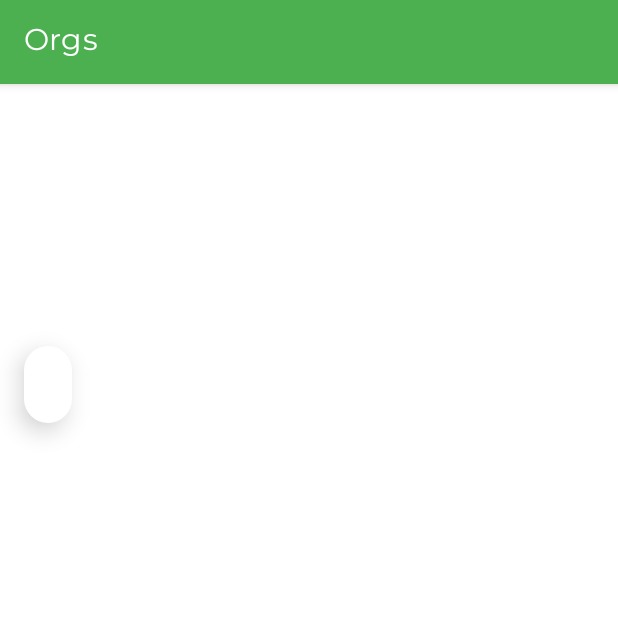
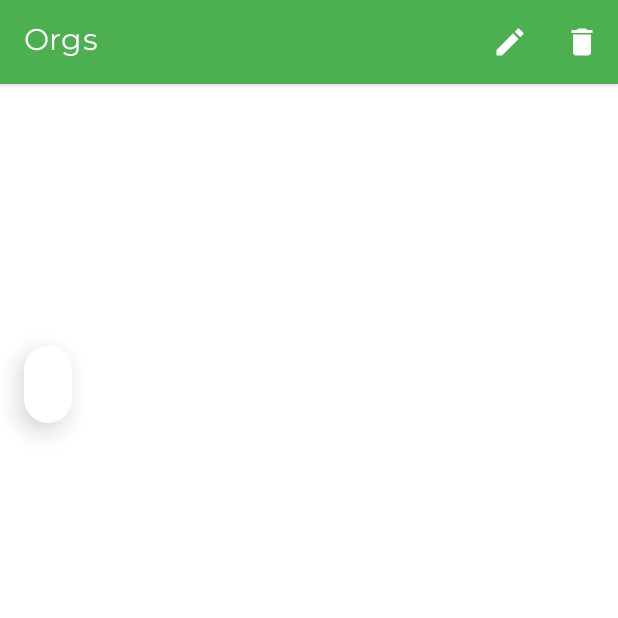
Before and after one commit to andrehahn05/App-Orgs-room, an Android app: the DetailsProductActivity screen opened directly, with no data from a screen before it, on a phone screen of 412 x 824 dp, the top half of it. Run offline under Robolectric (Android 15) with nearby library versions, the phone set to English and light mode, and no system bars; 1 statement that could not run was skipped.

Commit message:
add detail icons

```diff
--- a/app/src/main/java/com/hahn/orgs/ui/activity/DetailsProductActivity.kt
+++ b/app/src/main/java/com/hahn/orgs/ui/activity/DetailsProductActivity.kt
@@ -1,7 +1,11 @@
 package com.hahn.orgs.ui.activity
 
 import android.os.Bundle
+import android.util.Log
+import android.view.Menu
+import android.view.MenuItem
 import androidx.appcompat.app.AppCompatActivity
+import com.hahn.orgs.R
 import com.hahn.orgs.databinding.ActivityProductDetailsBinding
 import com.hahn.orgs.extensions.formatPtBr
 import com.hahn.orgs.extensions.tryloadimage
@@ -18,6 +22,20 @@ class DetailsProductActivity : AppCompatActivity() {
         super.onCreate(savedInstanceState)
         setContentView(binding.root)
         tryLoadProduct()
+    }
+
+    override fun onCreateOptionsMenu(menu: Menu?): Boolean {
+        menuInflater.inflate(R.menu.product_details_menu,menu)
+        return super.onCreateOptionsMenu(menu)
+    }
+
+    override fun onOptionsItemSelected(item: MenuItem): Boolean {
+        when(item.itemId){
+            R.id.menu_prod_details_remove -> Log.i("remover","onOptionsItemSelected: remover")
+            R.id.menu_prod_details_edit -> Log.i("editar","onOptionsItemSelected: editar")
+        }
+
+        return super.onOptionsItemSelected(item)
     }
 
 
--- /dev/null
+++ b/app/src/main/res/drawable/ic_action_edit.xml
@@ -0,0 +1,5 @@
+<vector android:height="24dp" android:tint="#FFFFFF"
+    android:viewportHeight="24" android:viewportWidth="24"
+    android:width="24dp" xmlns:android="http://schemas.android.com/apk/res/android">
+    <path android:fillColor="@android:color/white" android:pathData="M3,17.25V21h3.75L17.81,9.94l-3.75,-3.75L3,17.25zM20.71,7.04c0.39,-0.39 0.39,-1.02 0,-1.41l-2.34,-2.34c-0.39,-0.39 -1.02,-0.39 -1.41,0l-1.83,1.83 3.75,3.75 1.83,-1.83z"/>
+</vector>
--- /dev/null
+++ b/app/src/main/res/drawable/ic_action_remove.xml
@@ -0,0 +1,5 @@
+<vector android:height="24dp" android:tint="#FFFFFF"
+    android:viewportHeight="24" android:viewportWidth="24"
+    android:width="24dp" xmlns:android="http://schemas.android.com/apk/res/android">
+    <path android:fillColor="@android:color/white" android:pathData="M6,19c0,1.1 0.9,2 2,2h8c1.1,0 2,-0.9 2,-2V7H6v12zM19,4h-3.5l-1,-1h-5l-1,1H5v2h14V4z"/>
+</vector>
--- /dev/null
+++ b/app/src/main/res/menu/product_details_menu.xml
@@ -0,0 +1,15 @@
+<?xml version="1.0" encoding="utf-8"?>
+<menu xmlns:app="http://schemas.android.com/apk/res-auto"
+    xmlns:android="http://schemas.android.com/apk/res/android">
+
+    <item
+        android:id="@+id/menu_prod_details_edit"
+        android:icon="@drawable/ic_action_edit"
+        android:title="Editar"
+        app:showAsAction="ifRoom" />
+    <item
+        android:id="@+id/menu_prod_details_remove"
+        android:icon="@drawable/ic_action_remove"
+        android:title="Remover"
+        app:showAsAction="ifRoom" />
+</menu>
```
